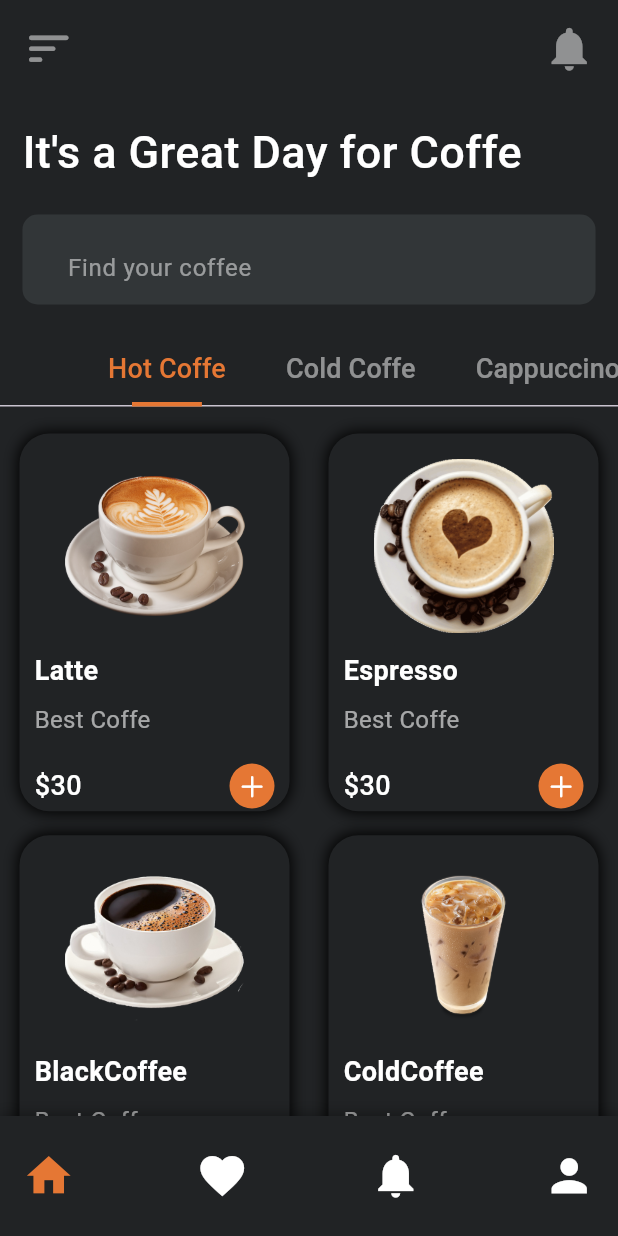
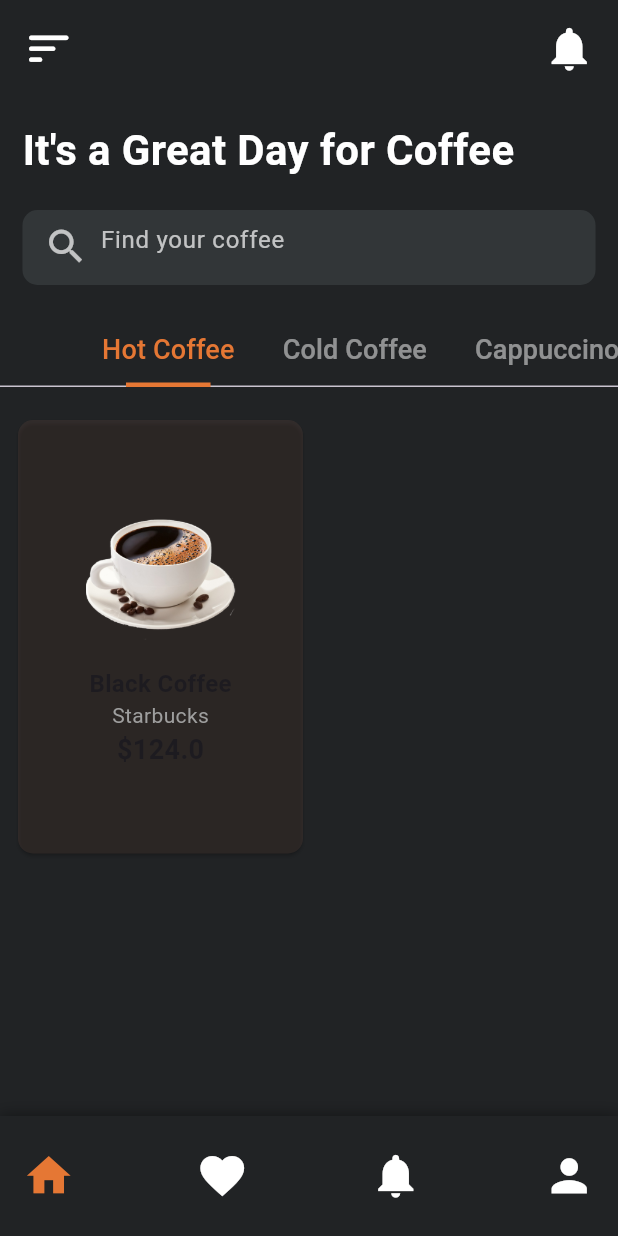
Before and after one commit to jessicarodriguezchim/flutter_application_caffe_shop, a Flutter app: the HomeScreen screen opened directly, on a phone screen of 412 x 824 dp. Run offline on Flutter 3.47's test engine with Material 3 defaults, Android fonts, the phone set to English and light mode, and no system bars; our stand-ins replace google_fonts.

Commit message:
"windows  in acction"

```diff
--- a/lib/screens/home_screen.dart
+++ b/lib/screens/home_screen.dart
@@ -1,8 +1,7 @@
 import "package:flutter/material.dart";
-import "package:flutter_application_caffe_shop/widgets/home_bottom_bar.dart"
-    show HomeBottomBar;
-import "package:flutter_application_caffe_shop/widgets/items_widget.dart"
-    show ItemsWidget;
+import "package:flutter_application_caffe_shop/tabs/hotCoffe_tab.dart";
+import "package:flutter_application_caffe_shop/widgets/home_bottom_bar.dart";
+import "package:flutter_application_caffe_shop/widgets/items_widget.dart";
 
 class HomeScreen extends StatefulWidget {
   @override
@@ -13,17 +12,20 @@ class _HomeScreenState extends State<HomeScreen>
     with SingleTickerProviderStateMixin {
   late TabController _tabController;
 
+  int itemCount = 0;
+  double totalPrice = 0.0;
+
+  void addToCart(double price) {
+    setState(() {
+      itemCount++;
+      totalPrice += price;
+    });
+  }
+
   @override
   void initState() {
-    _tabController = TabController(length: 4, vsync: this, initialIndex: 0);
-    _tabController.addListener(_handleTabSelection);
     super.initState();
-  }
-
-  _handleTabSelection() {
-    if (_tabController.indexIsChanging) {
-      setState(() {});
-    }
+    _tabController = TabController(length: 4, vsync: this);
   }
 
   @override
@@ -38,49 +40,40 @@ class _HomeScreenState extends State<HomeScreen>
       body: SafeArea(
         child: Padding(
           padding: EdgeInsets.only(top: 15),
-          child: ListView(
+          child: Column(
+            crossAxisAlignment: CrossAxisAlignment.start,
             children: [
+              // AppBar personalizada
               Padding(
                 padding: EdgeInsets.symmetric(horizontal: 15),
                 child: Row(
                   mainAxisAlignment: MainAxisAlignment.spaceBetween,
                   children: [
-                    InkWell(
-                      onTap: () {},
-                      child: Icon(
-                        Icons.sort_rounded,
-                        color: Colors.white.withOpacity(0.5),
-                        size: 35,
-                      ),
-                    ),
-                    InkWell(
-                      onTap: () {},
-                      child: Icon(
-                        Icons.notifications,
-                        color: Colors.white.withOpacity(0.5),
-                        size: 35,
-                      ),
-                    ),
+                    Icon(Icons.sort_rounded, color: Colors.white, size: 35),
+                    Icon(Icons.notifications, color: Colors.white, size: 35),
                   ],
                 ),
               ),
+
               SizedBox(height: 30),
+
+              // Título
               Padding(
                 padding: EdgeInsets.symmetric(horizontal: 15),
                 child: Text(
-                  "It's a Great Day for Coffe",
+                  "It's a Great Day for Coffee",
                   style: TextStyle(
                     color: Colors.white,
-                    fontSize: 30,
-                    fontWeight: FontWeight.w500,
+                    fontSize: 28,
+                    fontWeight: FontWeight.bold,
                   ),
                 ),
               ),
+
+              // Barra de búsqueda
               Container(
                 margin: EdgeInsets.symmetric(horizontal: 15, vertical: 20),
-                width: MediaQuery.of(context).size.width,
-                height: 60,
-                alignment: Alignment.center,
+                height: 50,
                 decoration: BoxDecoration(
                   color: Color.fromARGB(255, 50, 54, 56),
                   borderRadius: BorderRadius.circular(10),
@@ -89,15 +82,20 @@ class _HomeScreenState extends State<HomeScreen>
                   decoration: InputDecoration(
                     border: InputBorder.none,
                     hintText: "Find your coffee",
-                    hintStyle: TextStyle(color: Colors.white.withOpacity(0.5)),
-                    prefix: Icon(
-                      Icons.search,
-                      size: 30,
-                      color: Colors.white.withOpacity(0.5),
+                    hintStyle: TextStyle(color: Colors.white.withOpacity(0.7)),
+                    prefixIcon: Padding(
+                      padding: EdgeInsets.only(left: 10),
+                      child: Icon(
+                        Icons.search,
+                        size: 30,
+                        color: Colors.white.withOpacity(0.7),
+                      ),
                     ),
                   ),
                 ),
               ),
+
+              // Tabs
               TabBar(
                 controller: _tabController,
                 labelColor: Color(0xFFE57734),
@@ -111,23 +109,27 @@ class _HomeScreenState extends State<HomeScreen>
                   fontSize: 18,
                   fontWeight: FontWeight.w500,
                 ),
-                labelPadding: EdgeInsets.symmetric(horizontal: 20),
                 tabs: [
-                  Tab(text: "Hot Coffe"),
-                  Tab(text: "Cold Coffe"),
+                  Tab(text: "Hot Coffee"),
+                  Tab(text: "Cold Coffee"),
                   Tab(text: "Cappuccino"),
                   Tab(text: "Americano"),
                 ],
               ),
+
               SizedBox(height: 10),
-              Center(
-                child:
-                    [
-                      ItemsWidget(),
-                      ItemsWidget(),
-                      ItemsWidget(),
-                      ItemsWidget(),
-                    ][_tabController.index],
+
+              // Contenido de las pestañas
+              Expanded(
+                child: TabBarView(
+                  controller: _tabController,
+                  children: [
+                    HotCoffeeTab(addToCart: addToCart),
+                    ItemsWidget(),
+                    ItemsWidget(),
+                    ItemsWidget(),
+                  ],
+                ),
               ),
             ],
           ),
--- /dev/null
+++ b/lib/tabs/hotCoffe_tab.dart
@@ -0,0 +1,107 @@
+import "package:flutter/material.dart";
+
+class HotCoffeeTab extends StatelessWidget {
+  final Function(double) addToCart;
+
+  HotCoffeeTab({super.key, required this.addToCart});
+
+  // Lista de cafés en venta
+  final List<List<dynamic>> hotCoffeeSale = [
+    // [Sabor, Tienda, Precio, Color, Imagen]
+    [
+      "Black Coffee",
+      "Starbucks",
+      "124",
+      Colors.brown,
+      "assets/images/BlackCoffee.png",
+    ],
+  ];
+
+  @override
+  Widget build(BuildContext context) {
+    return GridView.builder(
+      itemCount: hotCoffeeSale.length,
+      padding: const EdgeInsets.all(8.0),
+      gridDelegate: const SliverGridDelegateWithFixedCrossAxisCount(
+        crossAxisCount: 2,
+        childAspectRatio: 1 / 1.5,
+      ),
+      itemBuilder: (context, index) {
+        return HotCoffeeTile(
+          flavor: hotCoffeeSale[index][0],
+          store: hotCoffeeSale[index][1],
+          price: double.parse(hotCoffeeSale[index][2]),
+          color: hotCoffeeSale[index][3],
+          imageName: hotCoffeeSale[index][4],
+          onTap: () {
+            double price = double.tryParse(hotCoffeeSale[index][2]) ?? 0;
+            addToCart(price);
+          },
+        );
+      },
+    );
+  }
+}
+
+class HotCoffeeTile extends StatelessWidget {
+  final String flavor;
+  final String store;
+  final double price;
+  final Color color;
+  final String imageName;
+  final VoidCallback onTap;
+
+  const HotCoffeeTile({
+    super.key,
+    required this.flavor,
+    required this.store,
+    required this.price,
+    required this.color,
+    required this.imageName,
+    required this.onTap,
+  });
+
+  @override
+  Widget build(BuildContext context) {
+    return GestureDetector(
+      onTap: onTap,
+      child: Card(
+        color: color.withOpacity(0.2),
+        shape: RoundedRectangleBorder(borderRadius: BorderRadius.circular(10)),
+        child: Padding(
+          padding: const EdgeInsets.all(8.0),
+          child: Column(
+            mainAxisAlignment: MainAxisAlignment.center,
+            children: [
+              Image.asset(
+                imageName,
+                height: 100,
+                width: 100,
+                fit: BoxFit.cover,
+              ),
+              const SizedBox(height: 8),
+              Text(
+                flavor,
+                style: const TextStyle(
+                  fontSize: 16,
+                  fontWeight: FontWeight.bold,
+                ),
+              ),
+              Text(
+                store,
+                style: const TextStyle(fontSize: 14, color: Colors.grey),
+              ),
+              Text(
+                '\$$price',
+                style: const TextStyle(
+                  fontSize: 18,
+                  fontWeight: FontWeight.bold,
+                ),
+              ),
+            ],
+          ),
+        ),
+      ),
+    );
+  }
+}
```
Also changed, not shown: lib/tabs/ColdCoffe_tab.dart (added, +114 -0 lines), lib/tabs/Expresso_tab.dart (added, +108 -0 lines), lib/tabs/Latte_tab.dart (added, +121 -0 lines).
